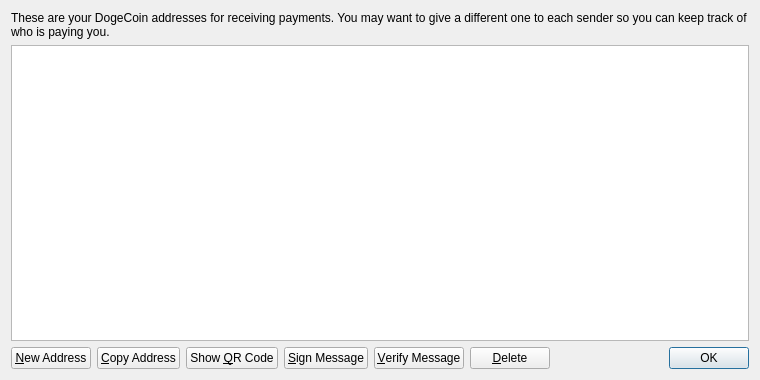
Qt form src/qt/forms/addressbookpage.ui (fj31216/kittehcoin) before a commit.
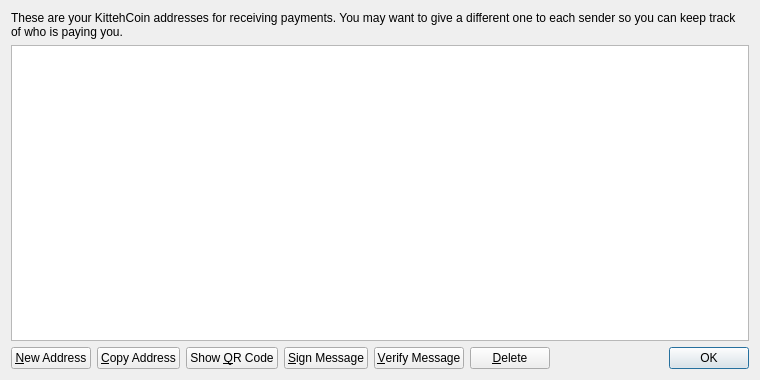
The same form after that commit. Icons and pictures are not drawn.

What changed in the file:
```diff
--- a/src/qt/forms/addressbookpage.ui
+++ b/src/qt/forms/addressbookpage.ui
@@ -17,7 +17,7 @@
    <item>
     <widget class="QLabel" name="labelExplanation">
      <property name="text">
-      <string>These are your DogeCoin addresses for receiving payments. You may want to give a different one to each sender so you can keep track of who is paying you.</string>
+      <string>These are your KittehCoin addresses for receiving payments. You may want to give a different one to each sender so you can keep track of who is paying you.</string>
      </property>
      <property name="textFormat">
       <enum>Qt::PlainText</enum>
```
